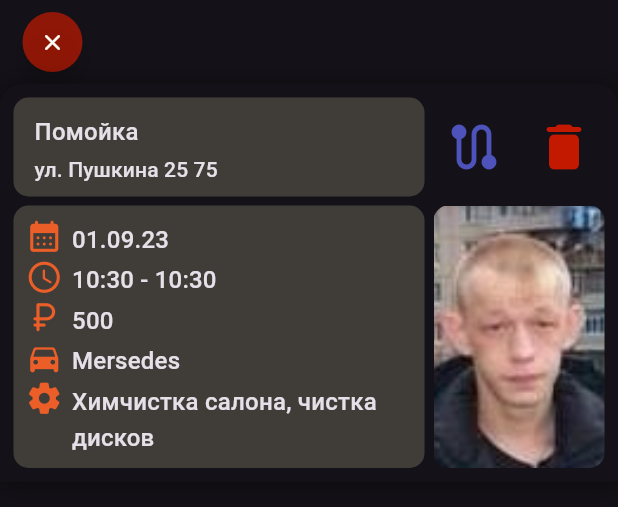
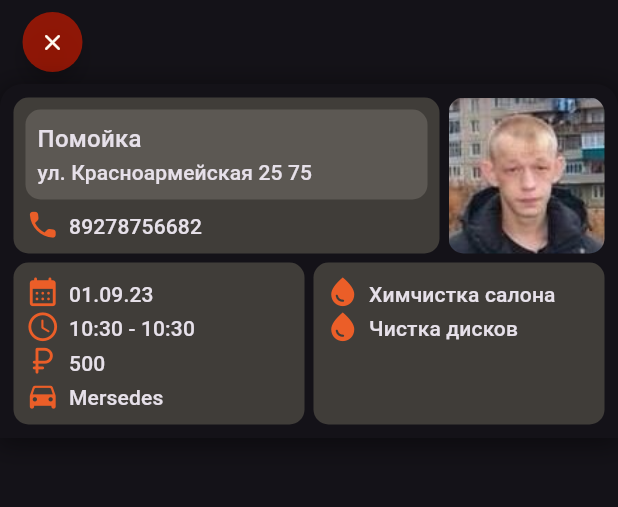
Before and after one commit to zhelemishsh/car_wash_frontend, a Flutter app: the AcceptedOrderPanel widget shown alone on an empty page, opened directly with empty values, on a phone screen of 412 x 824 dp. Shown: the top 507 px of the screen. Run offline on Flutter 3.47's test engine with Material 2 defaults, Android fonts, the phone set to English and light mode, and no system bars; our stand-ins replace carousel_slider, geolocator, mask_text_input_formatter, screenshot; missing offline and left inert: great_circle_distance_calculator, yandex_mapkit; accounts and stored records are empty.

Commit message:
refactor: redesign accepted order panel

```diff
--- a/lib/models/accepted_order.dart
+++ b/lib/models/accepted_order.dart
@@ -5,6 +5,7 @@ import 'package:car_wash_frontend/models/wash_order.dart';
 class AcceptedOrder {
   String carWashName;
   String carWashAddress;
+  String carWashNumber;
   MapPosition carWashPosition;
   int price;
   DateTime startTime;
@@ -15,6 +16,7 @@ class AcceptedOrder {
   AcceptedOrder(
       this.carWashName,
       this.carWashAddress,
+      this.carWashNumber,
       this.carWashPosition,
       this.price,
       this.startTime,
--- a/lib/views/accepted_order_panel/accepted_order_panel.dart
+++ b/lib/views/accepted_order_panel/accepted_order_panel.dart
@@ -5,6 +5,7 @@ import 'package:car_wash_frontend/views/stateless_views/data_panel.dart';
 import 'package:car_wash_frontend/views/stateless_views/marked_list.dart';
 import 'package:flutter/material.dart';
 import 'package:intl/intl.dart';
+import 'package:screenshot/screenshot.dart';
 import 'package:yandex_mapkit/yandex_mapkit.dart';
 import '../../theme/app_colors.dart';
 import '../map_field/map_field.dart';
@@ -60,30 +61,11 @@ class AcceptedOrderPanelState extends State<AcceptedOrderPanel> {
         size: 40,
         onPressed: _showOrderCancelDialog,
       ),
-      child: Table(
-        columnWidths:  const <int, TableColumnWidth>{
-          0: FlexColumnWidth(),
-          1: IntrinsicColumnWidth(),
-        },
+      child: Column(
+        mainAxisSize: MainAxisSize.min,
         children: [
-          TableRow(
-            children: [
-              _carWashPositionPanel(),
-              TableCell(
-                verticalAlignment: TableCellVerticalAlignment.fill,
-                child: _actionButtons(),
-              ),
-            ],
-          ),
-          TableRow(
-            children: [
-              _orderInfoPanel(),
-              TableCell(
-                verticalAlignment: TableCellVerticalAlignment.fill,
-                child: _imagePanel(),
-              ),
-            ],
-          )
+          _topPanel(),
+          _bottomPanel(),
         ],
       ),
     );
@@ -93,6 +75,35 @@ class AcceptedOrderPanelState extends State<AcceptedOrderPanel> {
   void setState(VoidCallback fn) {
     widget.mapKey.currentState?.setState(() {});
     super.setState(fn);
+  }
+
+  Widget _topPanel() {
+    return IntrinsicHeight(
+      child: Row(
+        mainAxisSize: MainAxisSize.min,
+        children: [
+          Expanded(
+            child: _carWashInfoPanel(),
+          ),
+          _imagePanel(),
+        ],
+      ),
+    );
+  }
+
+  Widget _bottomPanel() {
+    return IntrinsicHeight(
+      child: Row(
+        children: [
+          Expanded(
+            child: _offerInfoPanel(),
+          ),
+          Expanded(
+            child: _washInfoPanel(),
+          ),
+        ],
+      ),
+    );
   }
 
   void _showOrderCancelDialog() {
@@ -111,7 +122,9 @@ class AcceptedOrderPanelState extends State<AcceptedOrderPanel> {
   }
 
   Widget _imagePanel() {
-    return Container(
+    return AspectRatio(
+      aspectRatio: 1,
+      child: Container(
         margin: const EdgeInsets.all(3),
         decoration: BoxDecoration(
           borderRadius: BorderRadius.circular(10),
@@ -120,77 +133,67 @@ class AcceptedOrderPanelState extends State<AcceptedOrderPanel> {
             fit: BoxFit.fitHeight,
           ),
         ),
+      ),
     );
   }
 
-  Widget _carWashPositionPanel() {
+  Widget _carWashInfoPanel() {
     return DataPanel(
       margin: 3,
+      child: Column(
+        crossAxisAlignment: CrossAxisAlignment.start,
+        children: [
+          _carWashMainInfoPanel(),
+          Padding(
+            padding: const EdgeInsets.only(top: 5),
             child: MarkedList(
-        iconSize: 25,
+              textStyle: Theme.of(context).textTheme.titleSmall,
+              mainAxisSize: MainAxisSize.max,
+              iconSize: 23,
               markedTexts: [
                 MarkedTextData(
-            text: _presenter.order.carWashName,
-            textStyle: Theme.of(context).textTheme.titleMedium,
+                  text: _presenter.order.carWashNumber,
+                  iconData: Icons.phone_rounded,
                 ),
-          MarkedTextData(
-            text: _presenter.order.carWashAddress,
-            textStyle: Theme.of(context).textTheme.titleSmall,
+              ],
+            ),
           ),
         ],
       ),
     );
   }
 
-  Widget _actionButtons() {
-    return Row(
-      crossAxisAlignment: CrossAxisAlignment.stretch,
+  Widget _carWashMainInfoPanel() {
+    return DataPanel(
+      backgroundColor: AppColors.lightGrey.withOpacity(0.2),
+      child: Row(
+        children: [
+          Column(
+            crossAxisAlignment: CrossAxisAlignment.start,
             mainAxisSize: MainAxisSize.min,
             children: [
-        _styledButton(
-          iconData: Icons.route_rounded,
-          iconColor: AppColors.routeBlue,
-          onPressed: () {
-            _isRouteCreated = true;
-            setState(() {});
-          },
+              Text(
+                _presenter.order.carWashName,
+                style: Theme.of(context).textTheme.titleMedium,
               ),
-        _styledButton(
-          iconData: Icons.delete_rounded,
-          iconColor: AppColors.darkRed,
-          onPressed: () {},
+              Text(
+                _presenter.order.carWashAddress,
+                style: Theme.of(context).textTheme.titleSmall,
               ),
             ],
+          ),
+        ],
+      ),
     );
   }
 
-  Widget _styledButton({
-    required IconData iconData,
-    required Color iconColor,
-    required Function() onPressed
-  }) {
-    return Align(
-      alignment: Alignment.center,
-      child: IconButton(
-        onPressed: onPressed,
-        padding: const EdgeInsets.all(10),
-        highlightColor: iconColor.withOpacity(0.1),
-        constraints: const BoxConstraints(),
-        iconSize: 40,
-        icon: Icon(
-          iconData,
-          color: iconColor,
-        ),
-      ),
-    );;
-  }
-
-  Widget _orderInfoPanel() {
+  Widget _offerInfoPanel() {
     return DataPanel(
       margin: 3,
       child: MarkedList(
-        textStyle: Theme.of(context).textTheme.titleMedium,
-        iconSize: 25,
+        textStyle: Theme.of(context).textTheme.titleSmall,
+        mainAxisSize: MainAxisSize.max,
+        iconSize: 23,
         markedTexts: [
           MarkedTextData(
             text: DateFormat('dd.MM.yy').format(_presenter.order.startTime),
@@ -209,26 +212,28 @@ class AcceptedOrderPanelState extends State<AcceptedOrderPanel> {
             text: _presenter.order.car.name,
             iconData: Icons.directions_car_rounded,
           ),
-          MarkedTextData(
-            text: _serviceListString(),
-            iconData: Icons.settings_rounded,
-          ),
         ],
       ),
     );
   }
 
-  String _serviceListString() {
-    String result = "";
-    for (int i = 0; i < _presenter.order.services.length; ++i) {
-      result += i == 0
-          ? _presenter.order.services[i].parseToString()
-          : _presenter.order.services[i].parseToString().toLowerCase();
-      if (i != _presenter.order.services.length - 1) {
-        result += ", ";
-      }
-    }
-    return result;
+  Widget _washInfoPanel() {
+    List<MarkedTextData> markedList = _presenter.order.services.map(
+        (service) => MarkedTextData(
+          text: service.parseToString(),
+          iconData: Icons.water_drop,
+        ),
+    ).toList();
+
+    return DataPanel(
+      margin: 3,
+      child: MarkedList(
+        textStyle: Theme.of(context).textTheme.titleSmall,
+        mainAxisSize: MainAxisSize.max,
+        iconSize: 23,
+        markedTexts: markedList,
+      ),
+    );
   }
 
   Widget _placemarkWidget() {
@@ -255,7 +260,10 @@ class AcceptedOrderPanelState extends State<AcceptedOrderPanel> {
           longitude: _presenter.order.carWashPosition.longitude,
         ),
         offset: const Offset(0.5, 0.87),
-        onPressed: () {},
+        onPressed: () {
+          _isRouteCreated = true;
+          setState(() {});
+        },
       ),
     ];
   }
--- a/lib/views/accepted_order_panel/accepted_order_presenter.dart
+++ b/lib/views/accepted_order_panel/accepted_order_presenter.dart
@@ -8,7 +8,8 @@ import '../../models/car.dart';
 class AcceptedOrderPresenter {
   AcceptedOrder order = AcceptedOrder(
     "Помойка",
-    "ул. Пушкина 25 75",
+    "ул. Красноармейская 25 75",
+    "89278756682",
     MapPosition(59.94473559335115, 30.25908023387789),
     500,
     DateTime.now(),
--- a/lib/views/stateless_views/marked_list.dart
+++ b/lib/views/stateless_views/marked_list.dart
@@ -6,19 +6,21 @@ class MarkedList extends StatelessWidget {
   final List<MarkedTextData> markedTexts;
   final double iconSize;
   final TextStyle? textStyle;
+  final MainAxisSize mainAxisSize;
 
   const MarkedList({
     Key? key,
     this.textStyle,
     required this.markedTexts,
     required this.iconSize,
+    this.mainAxisSize = MainAxisSize.min,
   }) : super(key: key);
 
   @override
   Widget build(BuildContext context) {
     return Column(
       crossAxisAlignment: CrossAxisAlignment.start,
-      mainAxisSize: MainAxisSize.min,
+      mainAxisSize: mainAxisSize,
       children: _textWidgetsList(context),
     );
   }
```
Lines whose indentation alone changed are shown as unchanged.
